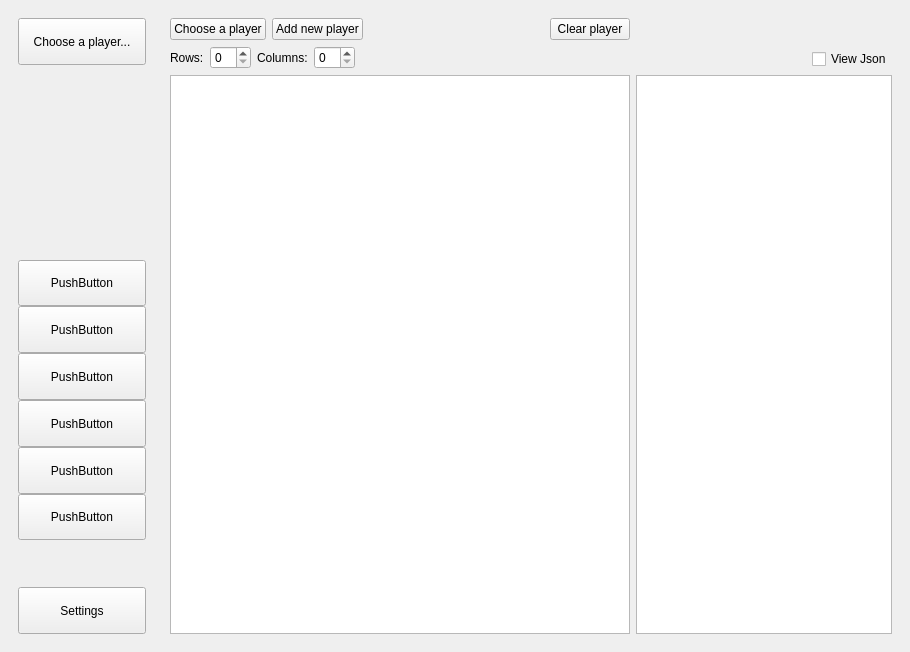
Before: the Qt Designer form osu-Manager-Stats/mainwindow.ui in PrefectSol/osu-master, drawn with Qt 5.
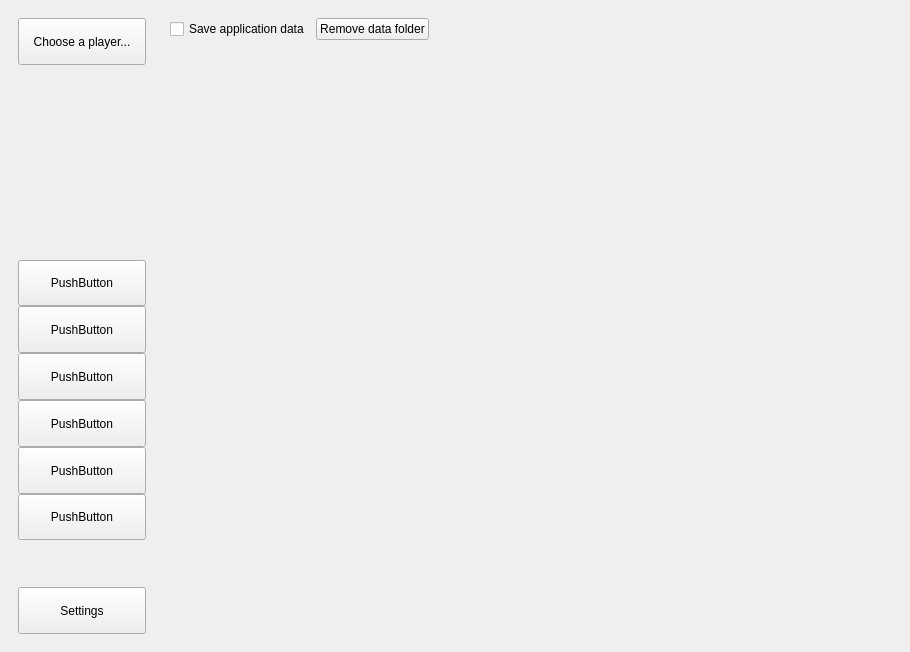
After: the same form once the commit is applied.

What changed in the file:
```diff
--- a/osu-Manager-Stats/mainwindow.ui
+++ b/osu-Manager-Stats/mainwindow.ui
@@ -200,34 +200,32 @@
      </widget>
     </item>
     <item row="0" column="1">
-     <widget class="QWidget" name="viewer" native="true">
-      <property name="sizePolicy">
-       <sizepolicy hsizetype="Expanding" vsizetype="Expanding">
-        <horstretch>0</horstretch>
-        <verstretch>0</verstretch>
-       </sizepolicy>
+     <widget class="QStackedWidget" name="stackedWidget">
+      <property name="currentIndex">
+       <number>1</number>
       </property>
-      <layout class="QGridLayout" name="gridLayout">
+      <widget class="QWidget" name="choosePage">
+       <layout class="QGridLayout" name="gridLayout_8">
        <item row="0" column="0">
-        <layout class="QVBoxLayout" name="verticalLayout_2">
+         <layout class="QVBoxLayout" name="verticalLayout_10">
          <item>
-          <layout class="QHBoxLayout" name="horizontalLayout">
+           <layout class="QHBoxLayout" name="horizontalLayout_29">
            <item>
-            <widget class="QPushButton" name="chooseButton">
+             <widget class="QPushButton" name="chooseButton_8">
              <property name="text">
-              <string>Choose a player</string>
+               <string>Choose</string>
              </property>
             </widget>
            </item>
            <item>
-            <widget class="QPushButton" name="addButton">
+             <widget class="QPushButton" name="addButton_8">
              <property name="text">
               <string>Add new player</string>
              </property>
             </widget>
            </item>
            <item>
-            <spacer name="horizontalSpacer">
+             <spacer name="horizontalSpacer_15">
              <property name="orientation">
               <enum>Qt::Horizontal</enum>
              </property>
@@ -240,7 +238,7 @@
             </spacer>
            </item>
            <item>
-            <widget class="QPushButton" name="clearButton">
+             <widget class="QPushButton" name="clearButton_8">
              <property name="text">
               <string>Clear player</string>
              </property>
@@ -310,7 +308,7 @@
         </layout>
        </item>
        <item row="1" column="0">
-        <widget class="QTableWidget" name="userTable">
+         <widget class="QTableWidget" name="userTable_8">
          <property name="editTriggers">
           <set>QAbstractItemView::NoEditTriggers</set>
          </property>
@@ -350,7 +348,7 @@
         </widget>
        </item>
        <item row="1" column="1">
-        <widget class="QTextBrowser" name="jsonViewer">
+         <widget class="QTextBrowser" name="jsonViewer_8">
          <property name="sizePolicy">
           <sizepolicy hsizetype="Minimum" vsizetype="Expanding">
            <horstretch>0</horstretch>
@@ -371,14 +369,78 @@
          </property>
         </widget>
        </item>
-       <item row="0" column="1" alignment="Qt::AlignRight|Qt::AlignBottom">
-        <widget class="QCheckBox" name="viewJsonCheckBox">
+       </layout>
+      </widget>
+      <widget class="QWidget" name="settingsPage">
+       <layout class="QGridLayout" name="gridLayout">
+        <item row="1" column="2" rowspan="2">
+         <widget class="QLabel" name="label_19">
          <property name="text">
-          <string>View Json</string>
+           <string/>
          </property>
         </widget>
        </item>
-      </layout>
+        <item row="0" column="0" rowspan="3" colspan="2">
+         <layout class="QVBoxLayout" name="verticalLayout_5">
+          <item>
+           <layout class="QVBoxLayout" name="verticalLayout_4">
+            <item>
+             <layout class="QHBoxLayout" name="horizontalLayout">
+              <item>
+               <widget class="QCheckBox" name="saveDataCB">
+                <property name="text">
+                 <string>Save application data</string>
+                </property>
+               </widget>
+              </item>
+              <item>
+               <widget class="QPushButton" name="removeData">
+                <property name="text">
+                 <string>Remove data folder</string>
+                </property>
+               </widget>
+              </item>
+             </layout>
+            </item>
+           </layout>
+          </item>
+          <item>
+           <spacer name="verticalSpacer_3">
+            <property name="orientation">
+             <enum>Qt::Vertical</enum>
+            </property>
+            <property name="sizeHint" stdset="0">
+             <size>
+              <width>20</width>
+              <height>338</height>
+             </size>
+            </property>
+           </spacer>
+          </item>
+         </layout>
+        </item>
+        <item row="2" column="1">
+         <widget class="QLabel" name="label_18">
+          <property name="text">
+           <string/>
+          </property>
+         </widget>
+        </item>
+        <item row="0" column="2">
+         <spacer name="horizontalSpacer">
+          <property name="orientation">
+           <enum>Qt::Horizontal</enum>
+          </property>
+          <property name="sizeHint" stdset="0">
+           <size>
+            <width>95</width>
+            <height>20</height>
+           </size>
+          </property>
+         </spacer>
+        </item>
+       </layout>
+      </widget>
      </widget>
     </item>
    </layout>
```
Left out of the diff: 27 changed lines with no effect on the pictures. Lines whose indentation alone changed are shown as unchanged.
